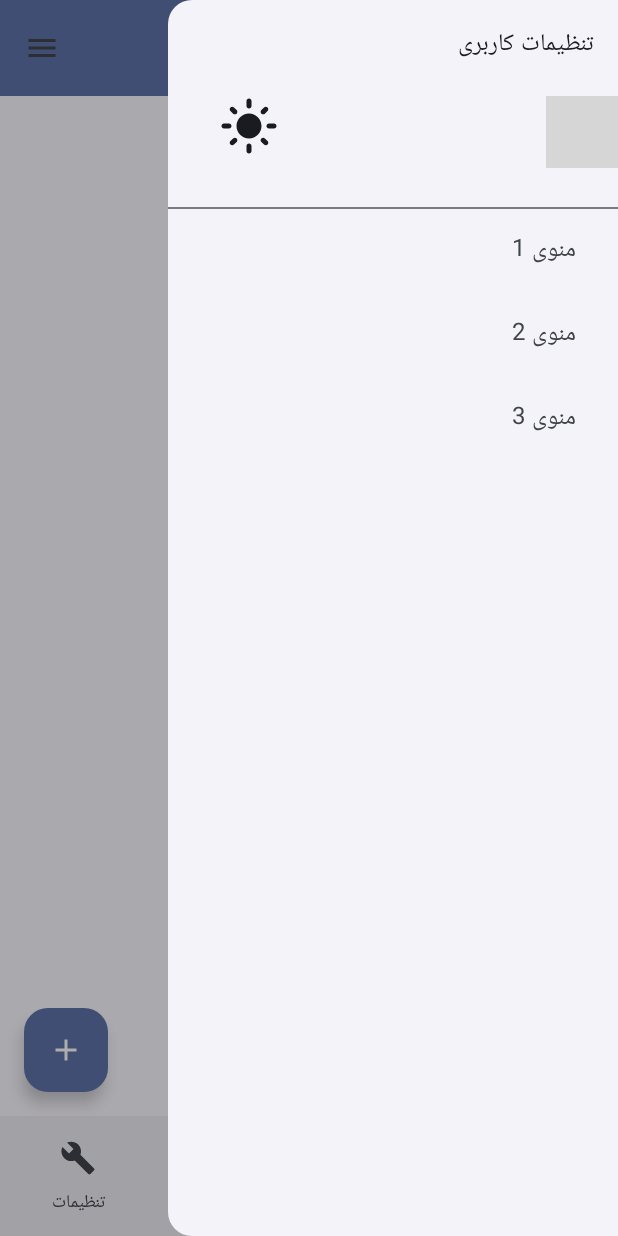
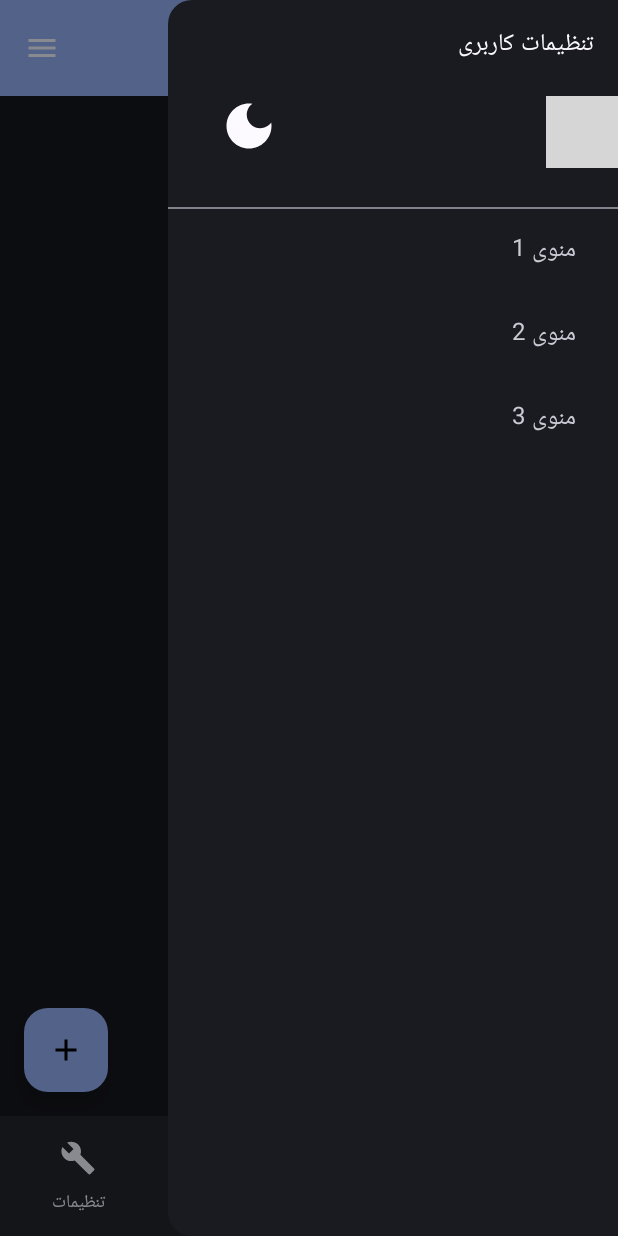
Before and after one commit to iceboy1369/jetPackComposeTest, an Android app built with Jetpack Compose: the screen it shows after launch (MainActivity), after a tap on "ThemeMode", on a phone screen of 412 x 824 dp. Run offline under Robolectric (Android 15) with nearby library versions, the phone set to English and light mode, and no system bars; our stand-ins replace Dagger/Hilt's generated code; libraries missing offline, so code that uses them is left out: com.mapbox.geojson, com.mapbox.maps; 3 statements that could not run were skipped; 1 other tap on this screen came first; grey boxes are pictures that could not be loaded.

Commit message:
# 1402/06/27 13:06 Added dark theme selector and store last state

```diff
--- a/app/src/main/AndroidManifest.xml
+++ b/app/src/main/AndroidManifest.xml
@@ -12,6 +12,7 @@
         android:fullBackupContent="@xml/backup_rules"
         android:icon="@mipmap/ic_launcher"
         android:label="@string/app_name"
+        android:name=".MyApp"
         android:roundIcon="@mipmap/ic_launcher_round"
         android:supportsRtl="true"
         android:theme="@style/Theme.MyApplication"
@@ -19,7 +20,6 @@
         <activity
             android:name=".MainActivity"
             android:exported="true"
-            android:label="@string/app_name"
             android:theme="@style/Theme.MyApplication">
             <intent-filter>
                 <action android:name="android.intent.action.MAIN" />
--- a/app/src/main/java/com/example/myapplication/MainActivity.kt
+++ b/app/src/main/java/com/example/myapplication/MainActivity.kt
@@ -44,13 +44,8 @@ import androidx.compose.material3.TopAppBar
 import androidx.compose.material3.TopAppBarDefaults
 import androidx.compose.material3.rememberDrawerState
 import androidx.compose.runtime.CompositionLocalProvider
-import androidx.compose.runtime.getValue
-import androidx.compose.runtime.mutableIntStateOf
-import androidx.compose.runtime.mutableStateOf
 import androidx.compose.runtime.remember
 import androidx.compose.runtime.rememberCoroutineScope
-import androidx.compose.runtime.saveable.rememberSaveable
-import androidx.compose.runtime.setValue
 import androidx.compose.ui.Alignment
 import androidx.compose.ui.graphics.Color
 import androidx.compose.ui.layout.ContentScale
@@ -65,6 +60,7 @@ import androidx.compose.ui.unit.dp
 import androidx.compose.ui.unit.sp
 import androidx.navigation.NavHostController
 import androidx.navigation.compose.rememberNavController
+import com.example.myapplication.data.SettingViewModel
 import com.example.myapplication.data.repository.MoviesViewModel
 import com.example.myapplication.ui.components.BottomNavigationBar
 import com.example.myapplication.ui.components.BottomTabBar
@@ -75,6 +71,7 @@ import kotlinx.coroutines.launch
 
 
 val moviesViewModel = MoviesViewModel()
+val settingViewModel = SettingViewModel()
 
 class MainActivity : ComponentActivity() {
 
@@ -82,14 +79,14 @@ class MainActivity : ComponentActivity() {
         super.onCreate(savedInstanceState)
         setContent {
             val navController = rememberNavController()
-            var isDarkTheme by remember { mutableStateOf(true) }
 
-            MyApplicationTheme (darkTheme = isDarkTheme) {
+            MyApplicationTheme (darkTheme = settingViewModel.isDarkThemeResponse) {
                 Surface(
                     modifier = Modifier.fillMaxSize(),
                     color = MaterialTheme.colorScheme.background
                 ) {
-                    HomeScreen(navController = navController, onNameChange = {isDarkTheme = it})
+
+                    HomeScreen(navController = navController)
                 }
             }
         }
@@ -135,8 +132,11 @@ fun Tab4(){
 
 
 @Composable
-fun DrawerContent(onNameChange: (Boolean) -> Unit){
-    var themeItem by rememberSaveable { mutableIntStateOf(0) }
+fun DrawerContent(){
+    //var themeItem by rememberSaveable { mutableIntStateOf(0) }
+
+    var themeItem = if (settingViewModel.isDarkThemeResponse) 0 else 1
+
     ModalDrawerSheet(
         modifier = Modifier
             .fillMaxHeight()
@@ -152,9 +152,9 @@ fun DrawerContent(onNameChange: (Boolean) -> Unit){
             IconButton(
                 onClick = {
                      when (themeItem) {
-                        0 -> { themeItem= 1; onNameChange(false)}
-                        1 -> { themeItem= 0; onNameChange(true)}
-                        else -> { themeItem= 0; onNameChange(false)}
+                        0 -> { themeItem= 1; settingViewModel.changeDrawerState(false)}
+                        1 -> { themeItem= 0; settingViewModel.changeDrawerState(true)}
+                        else -> { themeItem= 0; settingViewModel.changeDrawerState(false)}
                     }
                 },
             ) {
@@ -196,7 +196,7 @@ fun DrawerContent(onNameChange: (Boolean) -> Unit){
 
 @OptIn(ExperimentalMaterial3Api::class)
 @Composable
-fun HomeScreen(navController: NavHostController, onNameChange: (Boolean) -> Unit) {
+fun HomeScreen(navController: NavHostController) {
 
     val drawerState = rememberDrawerState(initialValue = DrawerValue.Closed)
     val scope = rememberCoroutineScope()
@@ -206,7 +206,7 @@ fun HomeScreen(navController: NavHostController, onNameChange: (Boolean) -> Unit
         ModalNavigationDrawer(
             drawerState = drawerState,
             drawerContent = {
-                DrawerContent(onNameChange = onNameChange)
+                DrawerContent()
             },
             gesturesEnabled = drawerState.isOpen // if drawer is open then you can close it with gestures.
 
--- a/app/src/main/java/com/example/myapplication/MyApp.kt
+++ b/app/src/main/java/com/example/myapplication/MyApp.kt
@@ -1,9 +1,19 @@
 package com.example.myapplication
 
 import android.app.Application
+import android.content.Context
+
 //import dagger.hilt.android.HiltAndroidApp
 
 //@HiltAndroidApp
 class MyApp : Application() {
+    override fun onCreate() {
+        super.onCreate()
+        appContext = applicationContext
+    }
+
+    companion object {
+        lateinit  var appContext: Context
+    }
 
 }
--- a/app/src/main/java/com/example/myapplication/data/SettingViewModel.kt
+++ b/app/src/main/java/com/example/myapplication/data/SettingViewModel.kt
@@ -6,23 +6,28 @@ import androidx.compose.runtime.mutableStateOf
 import androidx.compose.runtime.setValue
 import androidx.lifecycle.ViewModel
 import androidx.lifecycle.viewModelScope
+import com.example.myapplication.MyApp
 import kotlinx.coroutines.launch
 
-class SettingViewModel constructor(helper: ThemeStateHelper): ViewModel() {
+class SettingViewModel: ViewModel() {
 
-    var settingResponse:Boolean by mutableStateOf(true)
+    var isDarkThemeResponse:Boolean by mutableStateOf(getDrawerState())
 
-//    fun closeDrawer() {
-//        helper.
-//        viewModelScope.launch {
-//
-//            helper = false
-//        }
-//    }
-//
-//    fun openDrawer() {
-//        viewModelScope.launch {
-//            settingResponse = true
-//        }
-//    }
+
+    fun changeDrawerState(state: Boolean) {
+        viewModelScope.launch {
+            val sharedPref = MyApp.appContext.getSharedPreferences("myApp",Context.MODE_PRIVATE)
+            with (sharedPref.edit()) {
+                putBoolean("isDark", state)
+                apply()
+            }
+            isDarkThemeResponse = state
+        }
+    }
+
+    private fun getDrawerState(): Boolean{
+        val sharedPref = MyApp.appContext.getSharedPreferences("myApp",Context.MODE_PRIVATE)
+        return sharedPref.getBoolean("isDark", false)
+    }
+
 }
```
